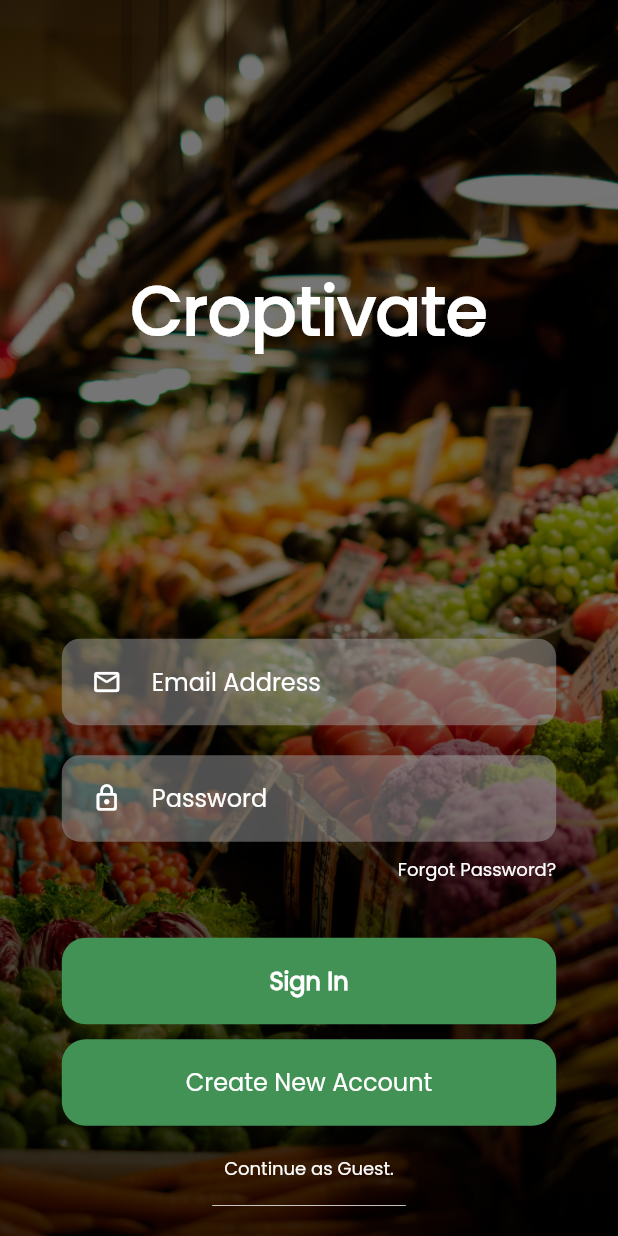
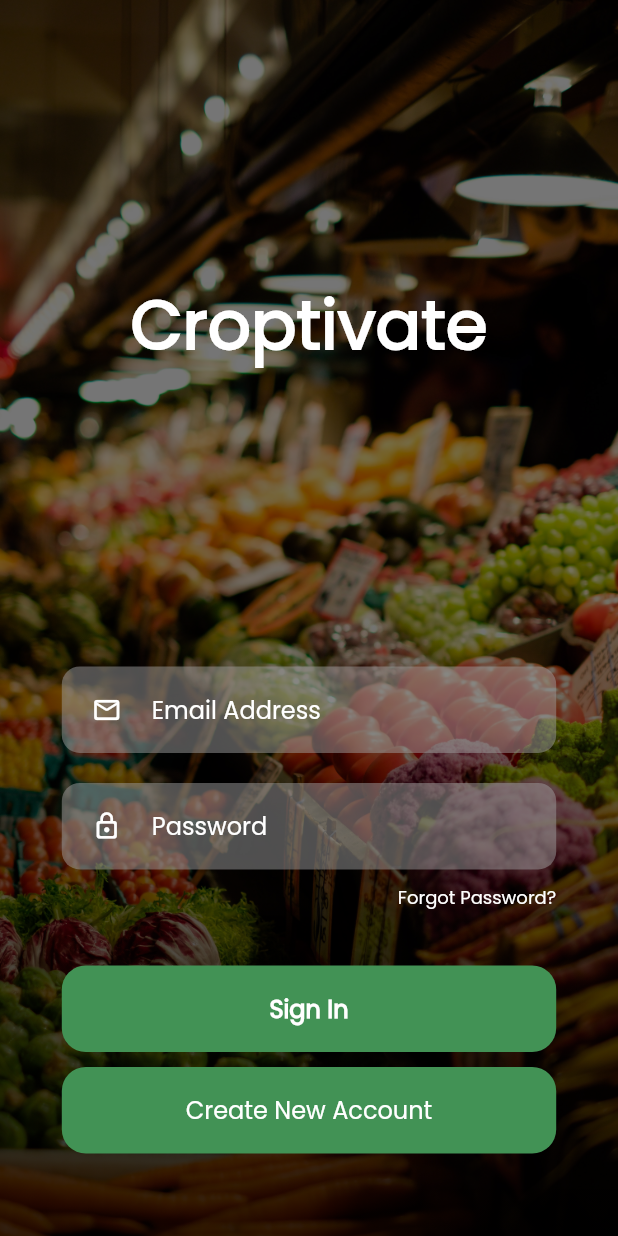
Before and after one commit to gailmaac/Croptivate, a Flutter app: the screen it shows after launch, on a phone screen of 412 x 824 dp. Run offline on Flutter 3.47's test engine with Material 2 defaults, Android fonts, the phone set to English and light mode, and no system bars; our stand-ins replace cloud_firestore, firebase_auth, firebase_core, firebase_storage, flutter_spinkit, geocoding and 2 more; accounts and stored records are empty.

Commit message:
Update sign_in.dart

```diff
--- a/croptivate_app/lib/screens/authentication/sign_in.dart
+++ b/croptivate_app/lib/screens/authentication/sign_in.dart
@@ -198,35 +198,35 @@ class _SignInState extends State<SignIn> {
                 ),
               ),
                 SizedBox(height: 5),
-              Container(
-                child: TextButton(
-                  onPressed: () async {
-                    setState(() {
-                      loading = true;
-                    });
-                  dynamic result = await _auth.signInAnon();
-                  if(result == null){
-                    print("There is an error signing in.");
-                    print(result);
-                  } else {
-                      print("You have signed in.");
-                      print(result.uid);
-                    }
-                  },
+              // Container(
+              //   child: TextButton(
+              //     onPressed: () async {
+              //       setState(() {
+              //         loading = true;
+              //       });
+              //     dynamic result = await _auth.signInAnon();
+              //     if(result == null){
+              //       print("There is an error signing in.");
+              //       print(result);
+              //     } else {
+              //         print("You have signed in.");
+              //         print(result.uid);
+              //       }
+              //     },
 
-                  child: Text(
-                    "Continue as Guest.",
-                    style: smallBodyText,
-                  ),
-                ),
-                decoration: BoxDecoration(
-                  border: Border(bottom: BorderSide(
-                    width: 0.5,
-                    color: cWhite)
-                  )
-                )
-              ),
-              SizedBox(height: 20)
+              //     child: Text(
+              //       "Continue as Guest.",
+              //       style: smallBodyText,
+              //     ),
+              //   ),
+              //   decoration: BoxDecoration(
+              //     border: Border(bottom: BorderSide(
+              //       width: 0.5,
+              //       color: cWhite)
+              //     )
+              //   )
+              // ),
+              SizedBox(height: 50)
             ],
           ),
         )
```
